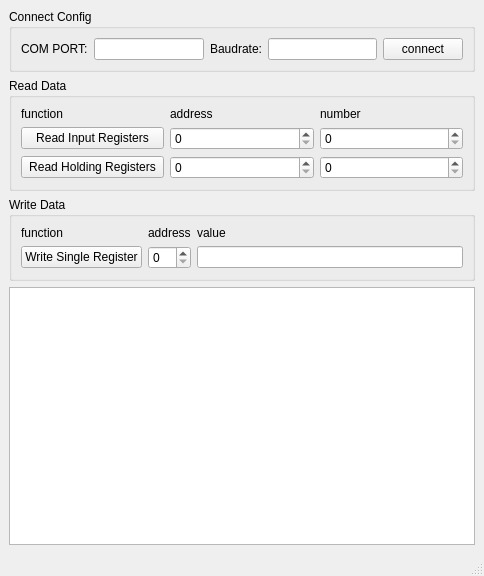
Before: the Qt Designer form mainwindow.ui in RanFang66/ModbusDebugTool, drawn with Qt 5.
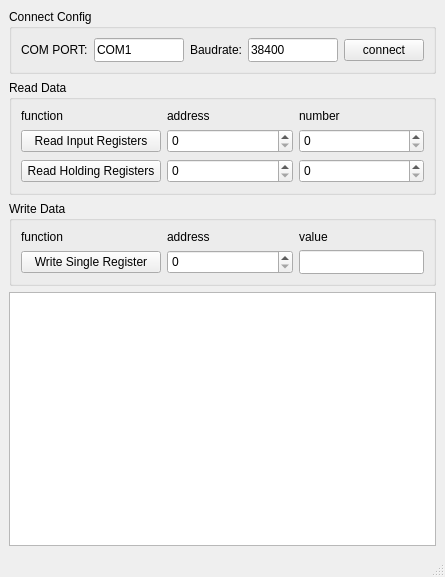
After: the same form once the commit is applied.

Diff of the .ui file:
```diff
--- a/mainwindow.ui
+++ b/mainwindow.ui
@@ -6,8 +6,8 @@
    <rect>
     <x>0</x>
     <y>0</y>
-    <width>484</width>
-    <height>576</height>
+    <width>445</width>
+    <height>577</height>
    </rect>
   </property>
   <property name="windowTitle">
@@ -29,7 +29,17 @@
         </widget>
        </item>
        <item>
-        <widget class="QLineEdit" name="inputComPort"/>
+        <widget class="QLineEdit" name="inputComPort">
+         <property name="minimumSize">
+          <size>
+           <width>45</width>
+           <height>24</height>
+          </size>
+         </property>
+         <property name="text">
+          <string>COM1</string>
+         </property>
+        </widget>
        </item>
        <item>
         <widget class="QLabel" name="label_7">
@@ -39,10 +49,24 @@
         </widget>
        </item>
        <item>
-        <widget class="QLineEdit" name="inputBaudrate"/>
+        <widget class="QLineEdit" name="inputBaudrate">
+         <property name="minimumSize">
+          <size>
+           <width>45</width>
+           <height>24</height>
+          </size>
+         </property>
+         <property name="text">
+          <string>38400</string>
+         </property>
+        </widget>
        </item>
        <item>
         <widget class="QPushButton" name="btnConnect">
+         <property name="styleSheet">
+          <string notr="true">selection-background-color: rgb(255, 255, 102);
+background-color: rgb(235, 235, 235);</string>
+         </property>
          <property name="text">
           <string>connect</string>
          </property>
@@ -83,29 +107,69 @@
        </item>
        <item row="1" column="0">
         <widget class="QPushButton" name="btnReadInputRegs">
+         <property name="minimumSize">
+          <size>
+           <width>140</width>
+           <height>20</height>
+          </size>
+         </property>
          <property name="text">
           <string>Read Input Registers</string>
          </property>
         </widget>
        </item>
        <item row="1" column="1">
-        <widget class="QSpinBox" name="spinReadInputAddr"/>
+        <widget class="QSpinBox" name="spinReadInputAddr">
+         <property name="minimumSize">
+          <size>
+           <width>45</width>
+           <height>24</height>
+          </size>
+         </property>
+        </widget>
        </item>
        <item row="1" column="2">
-        <widget class="QSpinBox" name="spinReadInputNum"/>
+        <widget class="QSpinBox" name="spinReadInputNum">
+         <property name="minimumSize">
+          <size>
+           <width>45</width>
+           <height>24</height>
+          </size>
+         </property>
+        </widget>
        </item>
        <item row="2" column="0">
         <widget class="QPushButton" name="btnReadHoldingRegs">
+         <property name="minimumSize">
+          <size>
+           <width>140</width>
+           <height>20</height>
+          </size>
+         </property>
          <property name="text">
           <string>Read Holding Registers</string>
          </property>
         </widget>
        </item>
        <item row="2" column="1">
-        <widget class="QSpinBox" name="spinReadHoldingAddr"/>
+        <widget class="QSpinBox" name="spinReadHoldingAddr">
+         <property name="minimumSize">
+          <size>
+           <width>45</width>
+           <height>24</height>
+          </size>
+         </property>
+        </widget>
        </item>
        <item row="2" column="2">
-        <widget class="QSpinBox" name="spinReadHoldingNum"/>
+        <widget class="QSpinBox" name="spinReadHoldingNum">
+         <property name="minimumSize">
+          <size>
+           <width>45</width>
+           <height>24</height>
+          </size>
+         </property>
+        </widget>
        </item>
       </layout>
      </widget>
@@ -139,16 +203,42 @@
        </item>
        <item row="1" column="0">
         <widget class="QPushButton" name="btnWriteSingleReg">
+         <property name="minimumSize">
+          <size>
+           <width>140</width>
+           <height>20</height>
+          </size>
+         </property>
          <property name="text">
           <string>Write Single Register</string>
          </property>
         </widget>
        </item>
        <item row="1" column="1">
-        <widget class="QSpinBox" name="spinBox_7"/>
+        <widget class="QSpinBox" name="spinWriteAddr">
+         <property name="minimumSize">
+          <size>
+           <width>45</width>
+           <height>24</height>
+          </size>
+         </property>
+        </widget>
        </item>
        <item row="1" column="2">
-        <widget class="QLineEdit" name="editWriteValue"/>
+        <widget class="QLineEdit" name="inputWriteValue">
+         <property name="sizePolicy">
+          <sizepolicy hsizetype="Minimum" vsizetype="Fixed">
+           <horstretch>0</horstretch>
+           <verstretch>0</verstretch>
+          </sizepolicy>
+         </property>
+         <property name="minimumSize">
+          <size>
+           <width>45</width>
+           <height>24</height>
+          </size>
+         </property>
+        </widget>
        </item>
       </layout>
      </widget>
```
Left out of the diff: 2 changed lines with no effect on the pictures.
